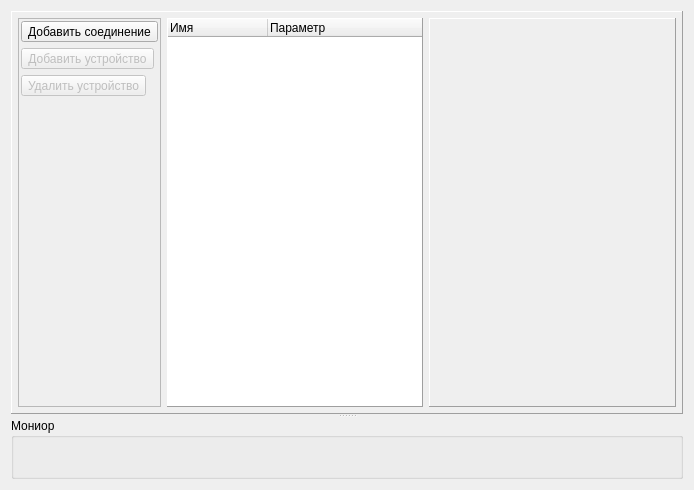
dostapazov/powermon_v4, file zrm/zrmconnectivityparam.ui: the form before one commit.
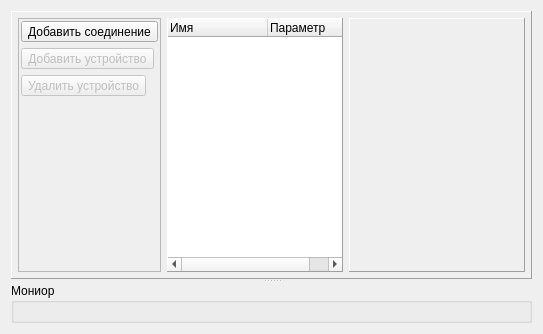
The form after the commit. The open tabs and pages were chosen to show the change. Icons and pictures are not drawn. Custom widgets are drawn as their Qt base class.

The edit to the form file:
```diff
--- a/zrm/zrmconnectivityparam.ui
+++ b/zrm/zrmconnectivityparam.ui
@@ -6,8 +6,8 @@
    <rect>
     <x>0</x>
     <y>0</y>
-    <width>694</width>
-    <height>490</height>
+    <width>543</width>
+    <height>334</height>
    </rect>
   </property>
   <property name="windowTitle">
@@ -19,7 +19,7 @@
      <property name="orientation">
       <enum>Qt::Vertical</enum>
      </property>
-     <widget class="QWidget" name="">
+     <widget class="QWidget" name="layoutWidget">
       <layout class="QHBoxLayout" name="horizontalLayout_2">
        <item>
         <widget class="QFrame" name="frame">
@@ -357,6 +357,12 @@
       </layout>
      </widget>
      <widget class="QGroupBox" name="groupBox">
+      <property name="sizePolicy">
+       <sizepolicy hsizetype="Expanding" vsizetype="Expanding">
+        <horstretch>0</horstretch>
+        <verstretch>0</verstretch>
+       </sizepolicy>
+      </property>
       <property name="title">
        <string>Мониор</string>
       </property>
```
Left out of the diff: 2 changed lines with no effect on the pictures.
